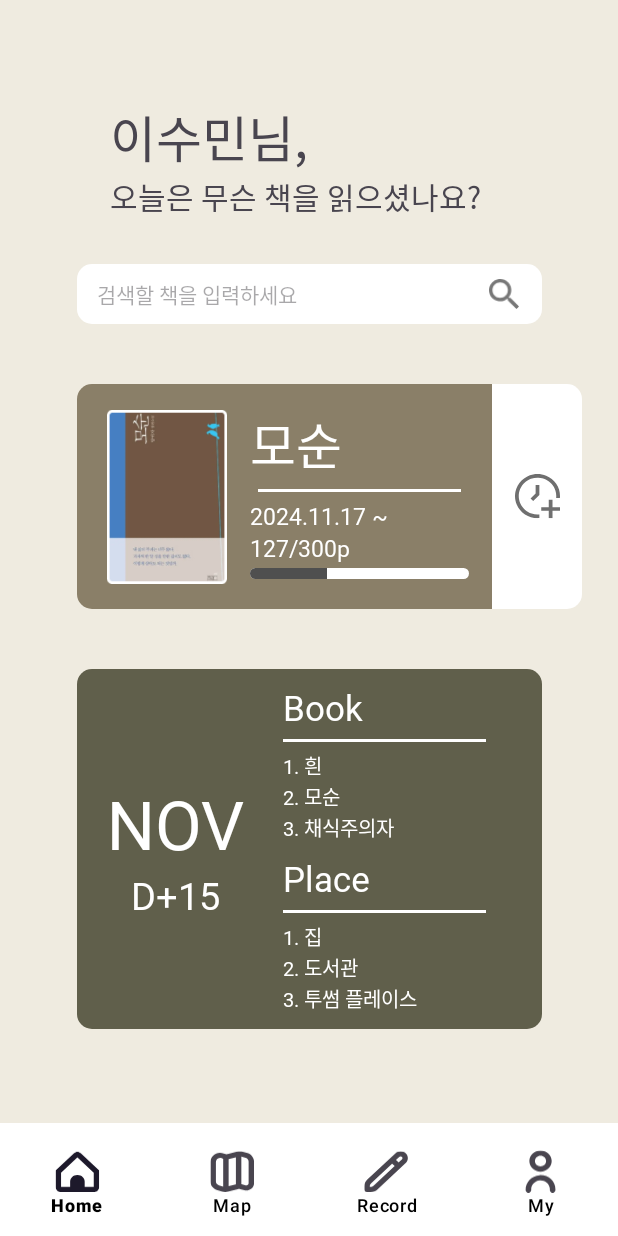
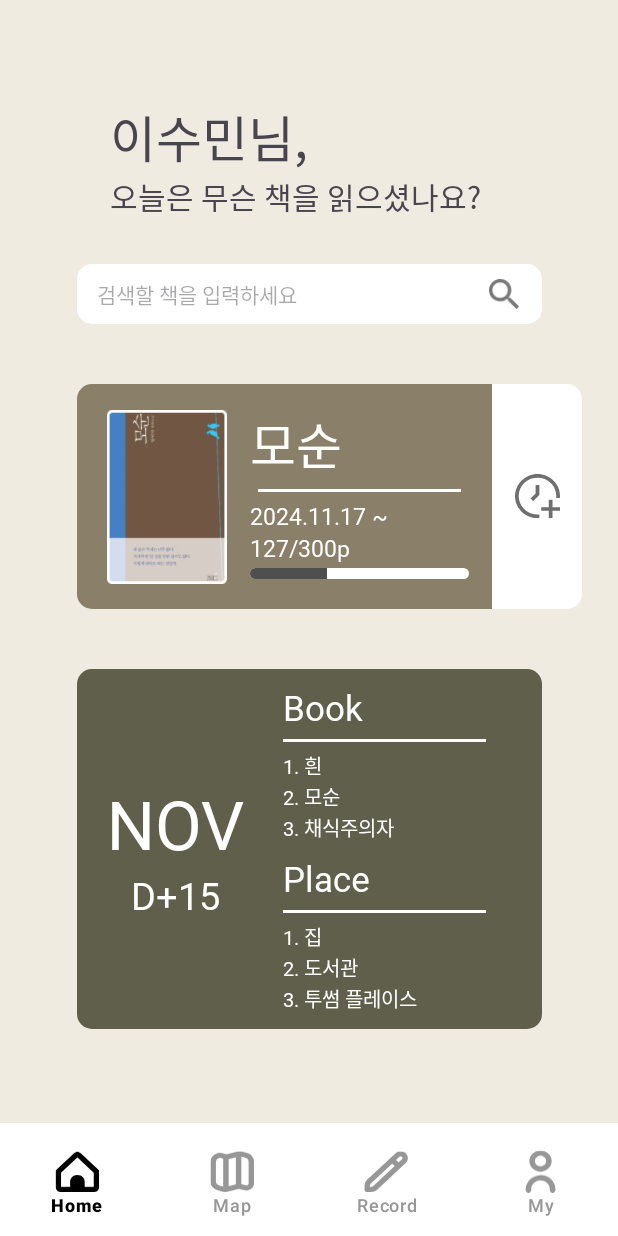
Before and after one commit to ssu-User-Interface/Booking, an Android app: the screen it shows after launch (MainActivity), on a phone screen of 412 x 824 dp. Run offline under Robolectric (Android 15) with nearby library versions, the phone set to English and light mode, and no system bars.

Commit message:
[UI/#12] 바텀 네비 액션 모두 삭제 및 선택 항목 강조

```diff
--- /dev/null
+++ b/app/src/main/res/drawable/bottom_navigation_color.xml
@@ -0,0 +1,7 @@
+<?xml version="1.0" encoding="utf-8"?>
+<selector xmlns:android="http://schemas.android.com/apk/res/android">
+    <!-- 클릭했을 경우 -->
+    <item android:state_checked="true" android:color="@color/black" />
+    <!-- 클릭하지 않은 경우 -->
+    <item android:state_checked="false" android:color="#979797" />
+</selector>
--- a/app/src/main/res/layout/activity_main.xml
+++ b/app/src/main/res/layout/activity_main.xml
@@ -29,7 +29,9 @@
         app:itemIconSize="30dp"
         app:labelVisibilityMode="labeled"
         android:background="@color/white"
-        app:itemTextColor="@color/black"
+        app:itemBackground="@color/white"
+        app:itemTextColor="@drawable/bottom_navigation_color"
+        app:itemIconTint="@drawable/bottom_navigation_color"
         app:itemActiveIndicatorStyle="@android:color/transparent"/>
 
 
```
